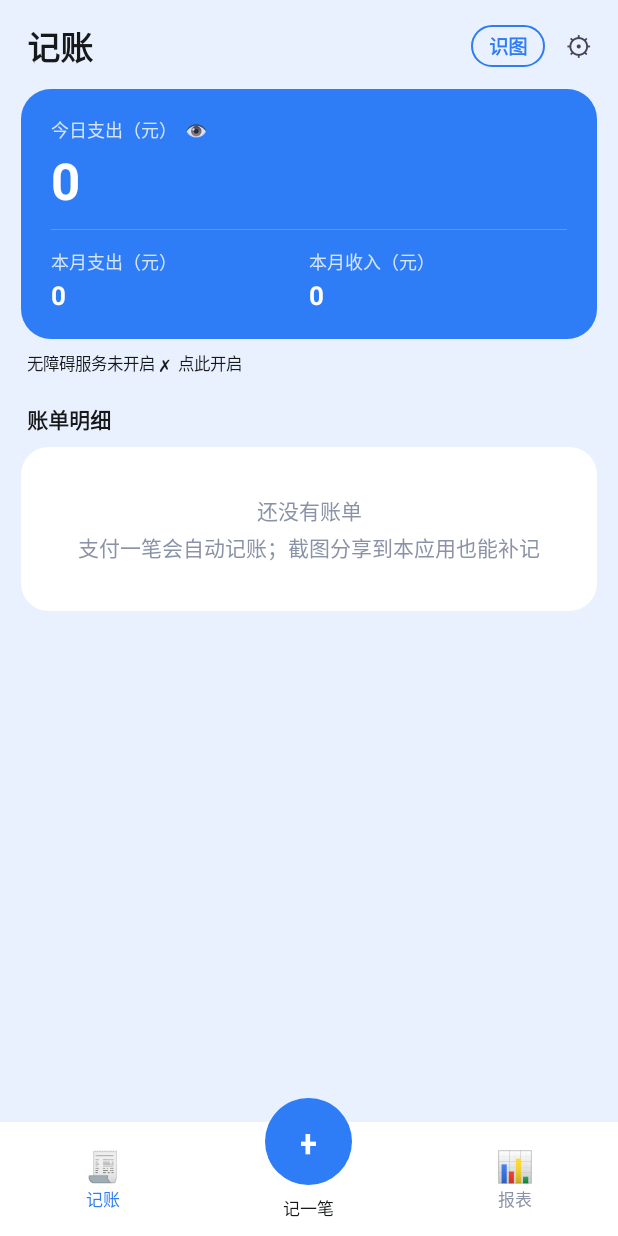
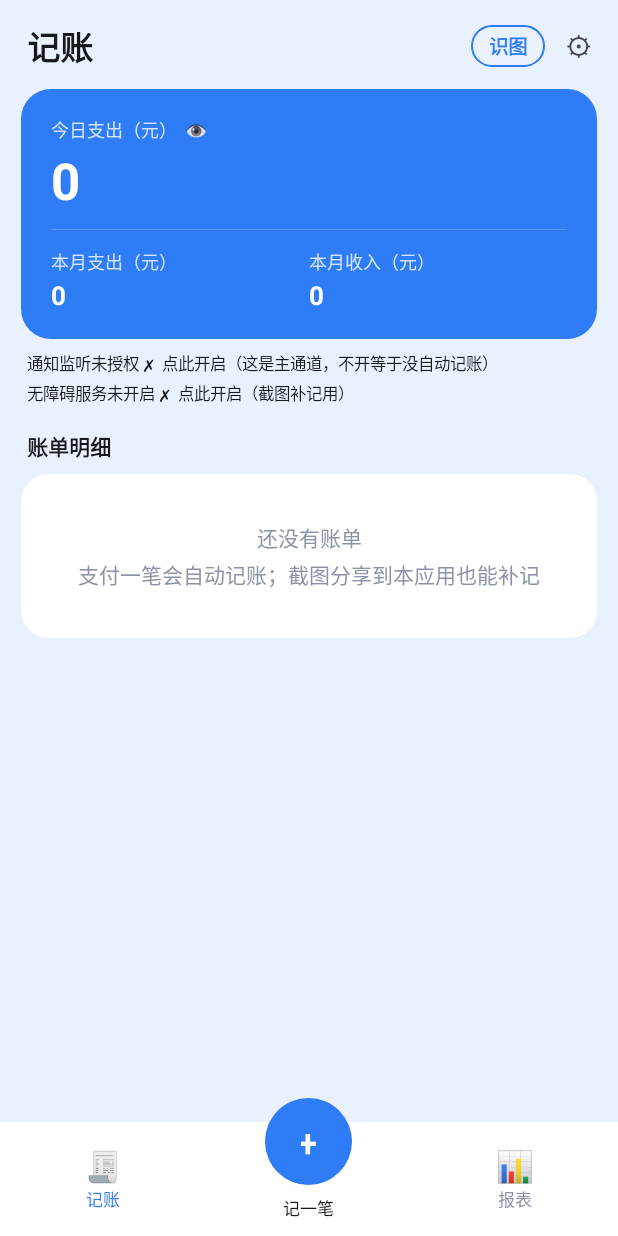
Before and after one commit to Aron0525/auto-bill, an Android app: the screen it shows after launch (MainActivity), on a phone screen of 412 x 824 dp. Run offline under Robolectric (Android 15) with nearby library versions, the phone set to English and light mode, and no system bars.

Commit message:
feat: 把「到底有没有在收通知」变成界面上看得见的事实
修完保活还需要最后一环：用户得能自己判断服务在不在岗。
之前主页只查无障碍，通知使用权根本没开也显示「自动记账生效中 ✓」，
付了钱没记账时用户毫无线索。

- 主页状态行改成两行：通知监听（主通道）+ 无障碍（辅助通道）
  未授权/已授权但未连接/正常 三种状态分别用不同颜色与文案，
  正常时显示「已收 N 条，进解析 M 条 · 最近 HH:mm」
- 每条通知都在 NotifLog 留痕（收下/过滤/重复/跳过 + 原因），
  设置页用 healthLine 直接给出结论，不再让用户对着权限面板猜
- 入账成功刷新常驻通知计数，数字在涨 = 监听在干活
- 设置页「通知使用权」在已授权但未连接时变成「请求重新连接」按钮

验证：assembleDebug 通过，自检 434/1（既有 Category 失败）。

```diff
--- a/app/src/main/java/com/aron/autobill/BillProcessor.java
+++ b/app/src/main/java/com/aron/autobill/BillProcessor.java
@@ -200,6 +200,9 @@ public final class BillProcessor {
                     + " " + r.merchant + " [" + category + "] 置信度=" + r.confidence
                     + (needConfirm ? " (待确认)" : ""));
             showBillNotification(ctx, bill, category, needConfirm);
+            // 常驻通知上的计数变化，是「监听真的在干活」的可见证据。
+            // 付了钱但数字不动，用户当场就知道有问题，不用等一周才发现账本缺了一截。
+            KeepAliveService.refresh(ctx);
             ctx.sendBroadcast(new Intent("com.aron.autobill.BILL_ADDED").setPackage(ctx.getPackageName()));
         } else {
             Log.i(TAG, "· 重复(指纹)[" + channel + "] " + dir + " " + r.merchant);
--- a/app/src/main/java/com/aron/autobill/MainActivity.java
+++ b/app/src/main/java/com/aron/autobill/MainActivity.java
@@ -260,14 +260,47 @@ public class MainActivity extends AppCompatActivity {
         row.addView(summaryCol("本月支出（元）", fmt(month[0])), weightLp());
         row.addView(summaryCol("本月收入（元）", fmt(month[1])), weightLp());
 
-        // ---- 状态行（无障碍）----
+        // ---- 状态行 ----
+        // 两行，分开说两件事：
+        //   通知监听 = 主通道，决定「付了钱到底有没有收到」
+        //   无障碍   = 辅助通道，决定「截图/读屏补记能不能用」
+        // 旧版只查无障碍，于是通知使用权根本没开也会显示「生效中 ✓」——
+        // 用户付了钱没记账，却找不到任何提示。
+        LinearLayout statusBox = new LinearLayout(this);
+        statusBox.setOrientation(LinearLayout.VERTICAL);
+        statusBox.setPadding(dp(18), dp(8), dp(18), dp(2));
+        statusBox.setOnClickListener(new View.OnClickListener() {
+            @Override public void onClick(View v) {
+                startActivity(new Intent(MainActivity.this, SettingsActivity.class));
+            }
+        });
+
+        TextView notifLine = new TextView(this);
+        boolean notifGranted = com.aron.autobill.core.NotifBinder.enabled(this);
+        boolean listening = com.aron.autobill.core.NotifLog.started();
+        if (!notifGranted) {
+            notifLine.setText("通知监听未授权 ✗  点此开启（这是主通道，不开等于没自动记账）");
+            notifLine.setTextColor(col(R.color.expense));
+        } else if (!listening) {
+            notifLine.setText("通知监听已授权，服务未连接 ⚠  点此查看");
+            notifLine.setTextColor(col(R.color.warn));
+        } else {
+            long lastAt = com.aron.autobill.core.NotifLog.lastAt();
+            String tail = lastAt > 0 ? " 最近 " + hhmm(lastAt) : " 还没收到过通知";
+            notifLine.setText("通知监听正常 ✓ 已收 " + com.aron.autobill.core.NotifLog.total()
+                    + " 条，进解析 " + com.aron.autobill.core.NotifLog.accepted() + " 条" + tail);
+            notifLine.setTextColor(col(R.color.ink_sub));
+        }
+        notifLine.setTextSize(11);
+        notifLine.setLineSpacing(dp(2), 1f);
+        statusBox.addView(notifLine);
+
         TextView status = new TextView(this);
         boolean enabled = isAccessibilityEnabled();
-        status.setText(enabled ? "自动记账生效中 ✓   若没记上：截图分享到本应用补记"
-                : "无障碍服务未开启 ✗  点此开启");
+        status.setText(enabled ? "无障碍服务已开启 ✓" : "无障碍服务未开启 ✗  点此开启（截图补记用）");
         status.setTextSize(11);
         status.setTextColor(col(enabled ? R.color.ink_sub : R.color.expense));
-        status.setPadding(dp(18), dp(8), dp(18), dp(4));
+        status.setPadding(0, dp(3), 0, 0);
         if (!enabled) {
             status.setOnClickListener(new View.OnClickListener() {
                 @Override public void onClick(View v) {
@@ -275,7 +308,8 @@ public class MainActivity extends AppCompatActivity {
                 }
             });
         }
-        contentHome.addView(status);
+        statusBox.addView(status);
+        contentHome.addView(statusBox);
 
         // ---- 账单列表 ----
         List<Bill> bills = store.recent(200);
@@ -1133,6 +1167,17 @@ public class MainActivity extends AppCompatActivity {
         return enabled != null && enabled.contains(getPackageName());
     }
 
+    /** 状态行用的短时间：今天只显示 HH:mm，跨天补上日期 */
+    private static String hhmm(long ts) {
+        Calendar then = Calendar.getInstance();
+        then.setTimeInMillis(ts);
+        Calendar today = Calendar.getInstance();
+        boolean sameDay = then.get(Calendar.YEAR) == today.get(Calendar.YEAR)
+                && then.get(Calendar.DAY_OF_YEAR) == today.get(Calendar.DAY_OF_YEAR);
+        SimpleDateFormat f = new SimpleDateFormat(sameDay ? "HH:mm" : "MM-dd HH:mm", Locale.CHINA);
+        return f.format(new Date(ts));
+    }
+
     @Override
     protected void onDestroy() {
         unregisterReceiver(refreshReceiver);
```
Also changed, not shown: app/src/main/java/com/aron/autobill/BillNotificationListener.java (+20 -2 lines), app/src/main/java/com/aron/autobill/SettingsActivity.java (+26 -3 lines).
